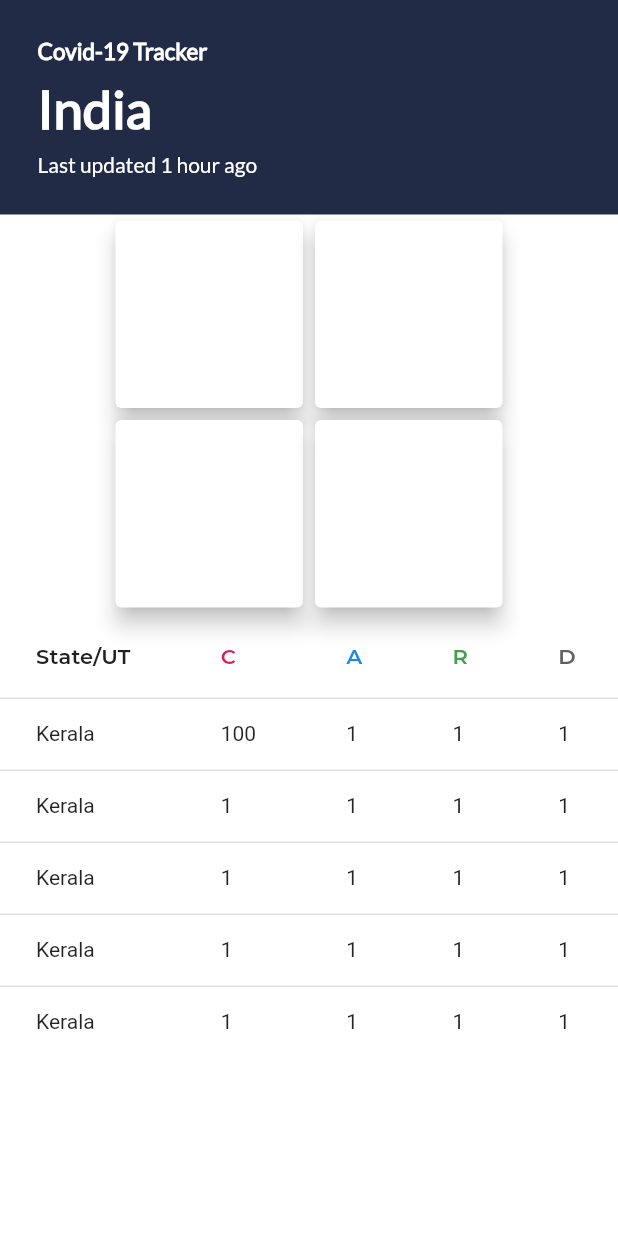
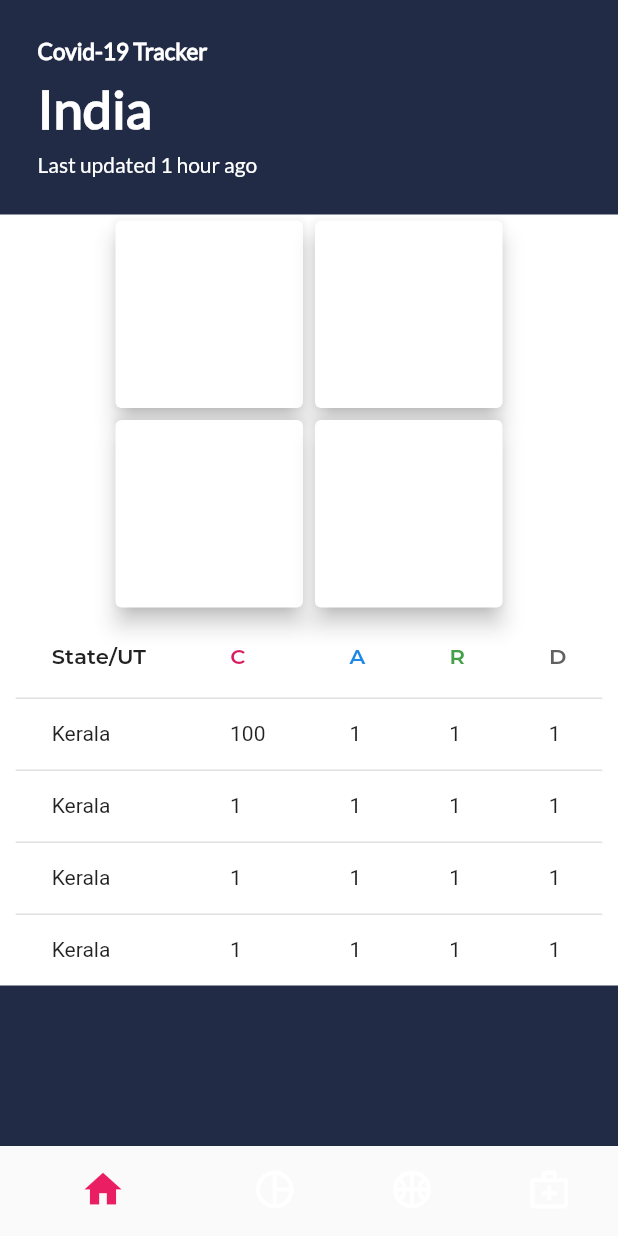
Before and after one commit to vishal-kumar-paswan/Coronavirus-Tracker, a Flutter app: the screen it shows after launch, on a phone screen of 412 x 824 dp. Run offline on Flutter 3.47's test engine with Material 2 defaults, Android fonts, the phone set to English and light mode, and no system bars.

Commit message:
added bottom navigation bar

```diff
--- a/lib/views/home_screen/home_screen.dart
+++ b/lib/views/home_screen/home_screen.dart
@@ -49,8 +49,7 @@ class Homescreen extends StatelessWidget {
                 ],
               ),
             ),
-            Expanded(
-              child: Container(
+            Container(
               color: Colors.white,
               child: Column(
                 children: [
@@ -100,10 +99,6 @@ class Homescreen extends StatelessWidget {
                       ),
                     ],
                   ),
-                    ListView(
-                      shrinkWrap: true,
-                      scrollDirection: Axis.vertical,
-                      children: [
                   DataTable(
                     columns: [
                       DataColumn(
@@ -194,26 +189,83 @@ class Homescreen extends StatelessWidget {
                           DataCell(Text('1')),
                         ],
                       ),
-                            DataRow(
-                              cells: [
-                                DataCell(Text('Kerala')),
-                                DataCell(Text('1')),
-                                DataCell(Text('1')),
-                                DataCell(Text('1')),
-                                DataCell(Text('1')),
                     ],
                   ),
                 ],
-                        ),
-                      ],
-                    )
-                  ],
-                ),
               ),
             )
           ],
         ),
       ),
+      bottomNavigationBar: BottomNavbar(),
     );
   }
 }
+
+class BottomNavbar extends StatefulWidget {
+  const BottomNavbar({
+    Key key,
+  }) : super(key: key);
+
+  @override
+  _BottomNavbarState createState() => _BottomNavbarState();
+}
+
+class _BottomNavbarState extends State<BottomNavbar> {
+  int _selectedIndex = 0;
+  // static const List<Widget> _widgetOptions = <Widget>[
+  //   Text('Home Page',
+  //       style: TextStyle(fontSize: 35, fontWeight: FontWeight.bold)),
+  //   Text('Search Page',
+  //       style: TextStyle(fontSize: 35, fontWeight: FontWeight.bold)),
+  //   Text('Profile Page',
+  //       style: TextStyle(fontSize: 35, fontWeight: FontWeight.bold)),
+  // ];
+
+  void _onItemTapped(int index) {
+    setState(() {
+      _selectedIndex = index;
+    });
+  }
+
+  @override
+  Widget build(BuildContext context) {
+    return BottomNavigationBar(
+      items: const <BottomNavigationBarItem>[
+        BottomNavigationBarItem(
+          icon: Icon(
+            Icons.home,
+          ),
+          label: 'Home',
+        ),
+        BottomNavigationBarItem(backgroundColor: Colors.grey,
+          icon: Icon(
+            Icons.pie_chart_outline_outlined,
+          ),
+          label: 'Stats',
+        ),
+        BottomNavigationBarItem(
+          icon: Icon(
+            Icons.sports_basketball_outlined,
+          ),
+          label: 'News',
+        ),
+        BottomNavigationBarItem(
+          icon: Icon(
+            Icons.medical_services_outlined,
+          ),
+          label: 'Tips',
+        ),
+      ],
+      type: BottomNavigationBarType.shifting,
+      currentIndex: _selectedIndex,
+      selectedItemColor: Colors.pink,
+      iconSize: 30,
+      onTap: _onItemTapped,
+      elevation: 2,
+      showSelectedLabels: false,
+      showUnselectedLabels: false,
+
+    );
+  }
+}
```
Lines whose indentation alone changed are shown as unchanged.
